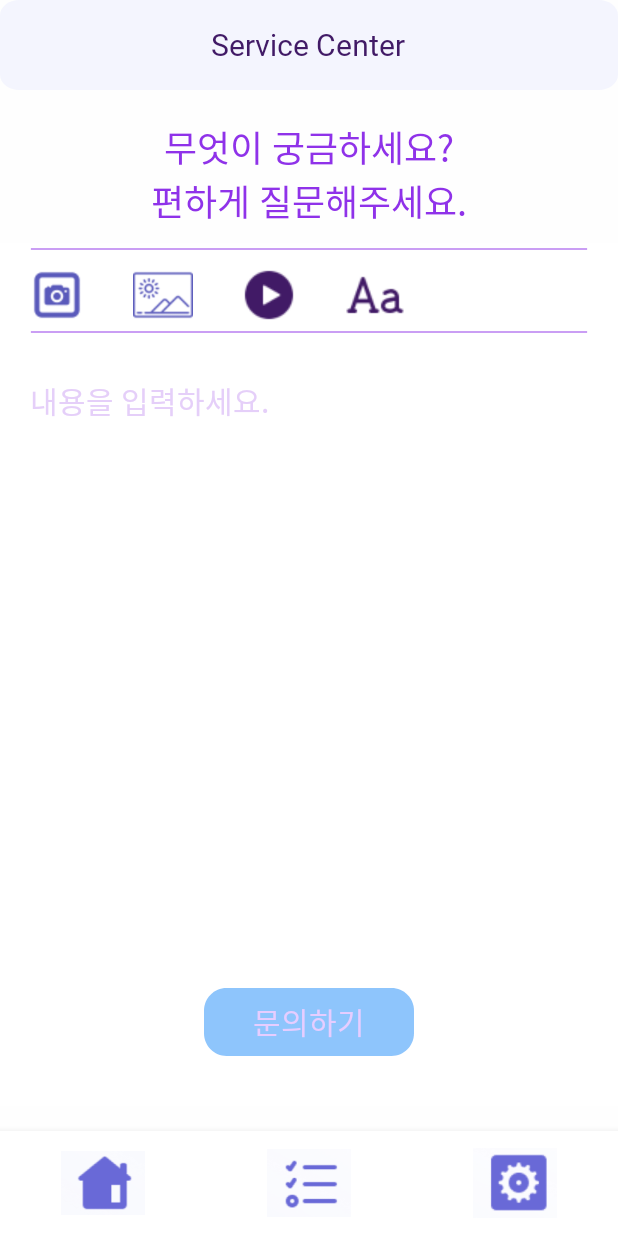
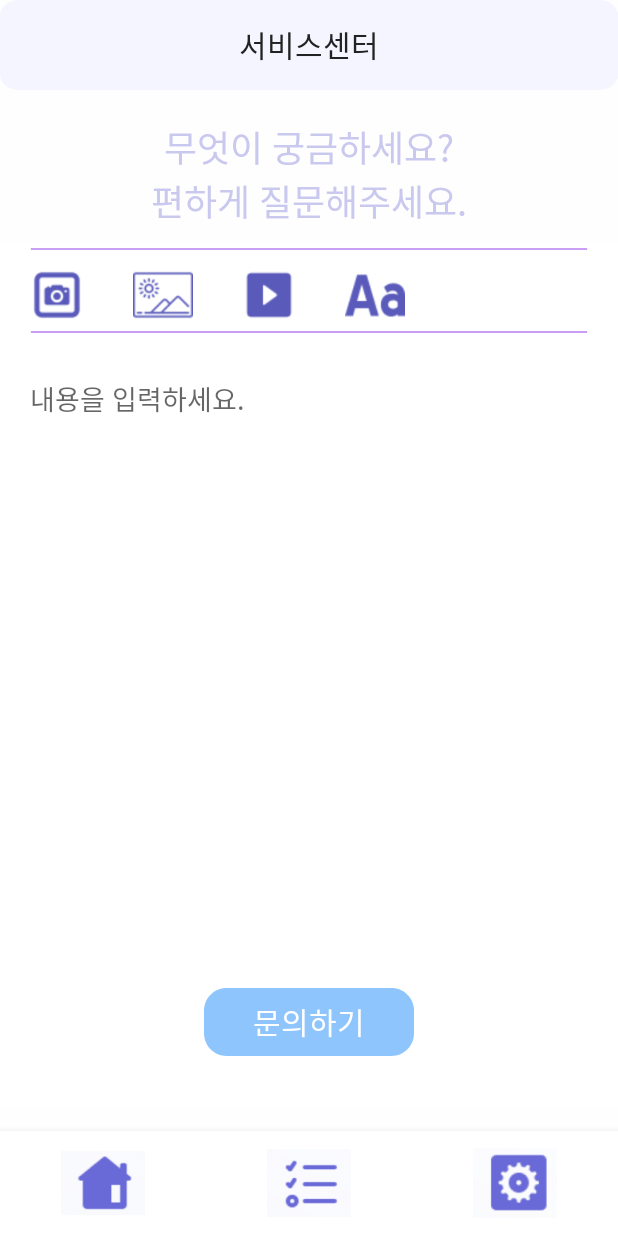
Before and after one commit to Frivack/SMU_Capstone, an Android app built with Jetpack Compose: the SupportPage screen opened directly, with no data from a screen before it, on a phone screen of 412 x 824 dp. Run offline under Robolectric (Android 15) with nearby library versions, the phone set to English and light mode, and no system bars.

Commit message:
push푸쉬!

```diff
--- a/app/src/main/res/layout/activity_support.xml
+++ b/app/src/main/res/layout/activity_support.xml
@@ -17,8 +17,9 @@
             android:layout_width="wrap_content"
             android:layout_height="wrap_content"
             android:layout_centerInParent="true"
-            android:text="@string/servicecenter"
+            android:text="서비스센터"
             android:textAppearance="@style/char20purple"
+            android:textColor="#222222"
             />
     </RelativeLayout>
 
@@ -27,6 +28,8 @@
         android:layout_width="wrap_content"
         android:layout_height="wrap_content"
         android:layout_gravity="center"
+        android:textColor="#c9c8ee"
+
         android:layout_marginTop="20dp"
         android:layout_marginBottom="10dp"
         android:text="@string/mayi"
@@ -98,8 +101,8 @@
 
         <EditText
             android:id="@+id/content"
-            style="@style/char20lightpurple"
             android:layout_width="match_parent"
+            android:textColor="#c9c8ee"
             android:layout_height="40dp"
             android:layout_marginHorizontal="20dp"
             android:layout_marginTop="30dp"
@@ -119,6 +122,7 @@
         <TextView
             android:id="@+id/ask"
             android:layout_width="wrap_content"
+            android:textColor="#ffffff"
             android:layout_height="wrap_content"
             android:text="@string/ask"
             android:textAppearance="@style/char20lightpink"
```
Also changed, not shown: app/src/main/res/drawable/img_font.png, app/src/main/res/drawable/img_play.png.
